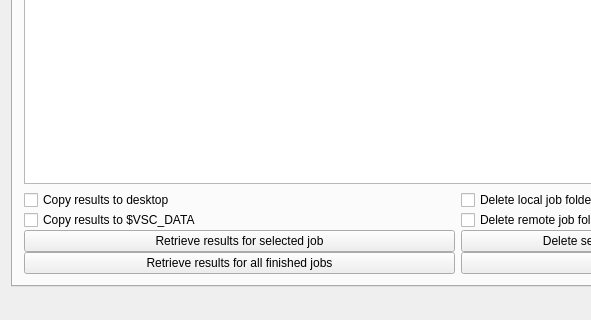
Qt form Launcher/mainwindow.ui (hpcuantwerpen/Launcher) before a commit; both pictures show x 0 to 591 and y 587 to 907 of the 916 by 907 pixel window.
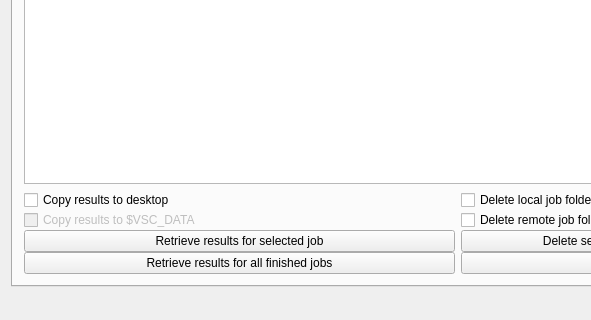
The same form after that commit. The open tabs and pages were chosen to show the change.

Commit message: ready to test on windows

Patch:
```diff
--- a/Launcher/mainwindow.ui
+++ b/Launcher/mainwindow.ui
@@ -690,6 +690,9 @@
           </item>
           <item row="1" column="0">
            <widget class="QCheckBox" name="wCheckCopyToVscData">
+            <property name="enabled">
+             <bool>false</bool>
+            </property>
             <property name="text">
              <string>Copy results to $VSC_DATA</string>
             </property>
```
The commit also changes 3 other files.
